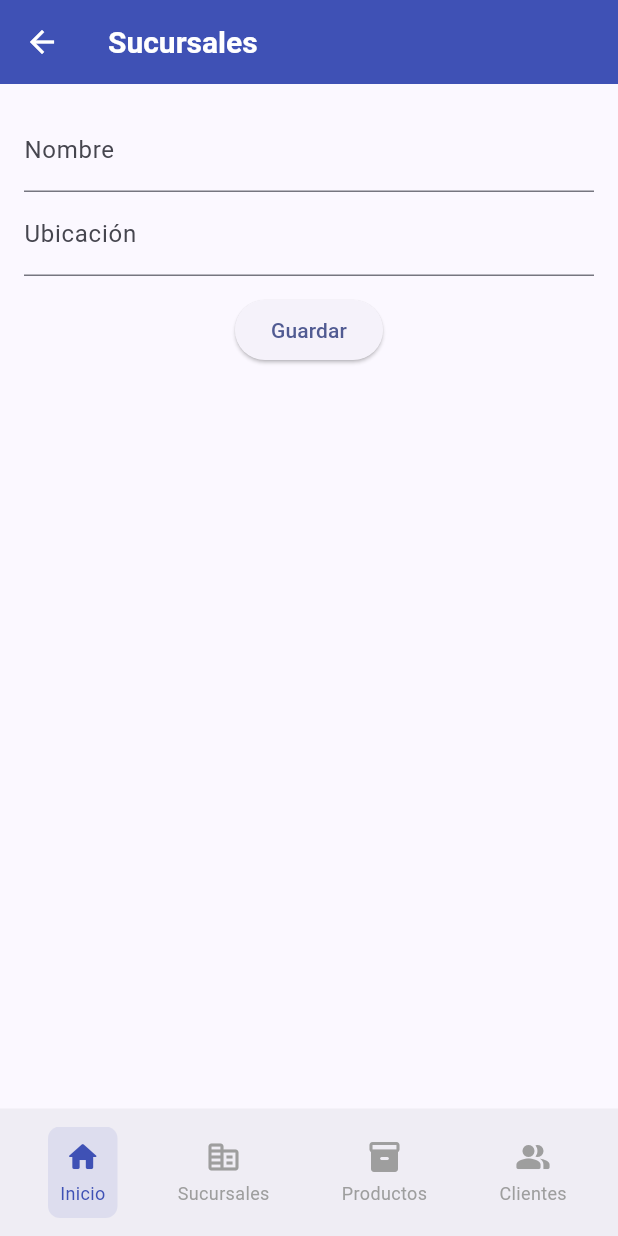
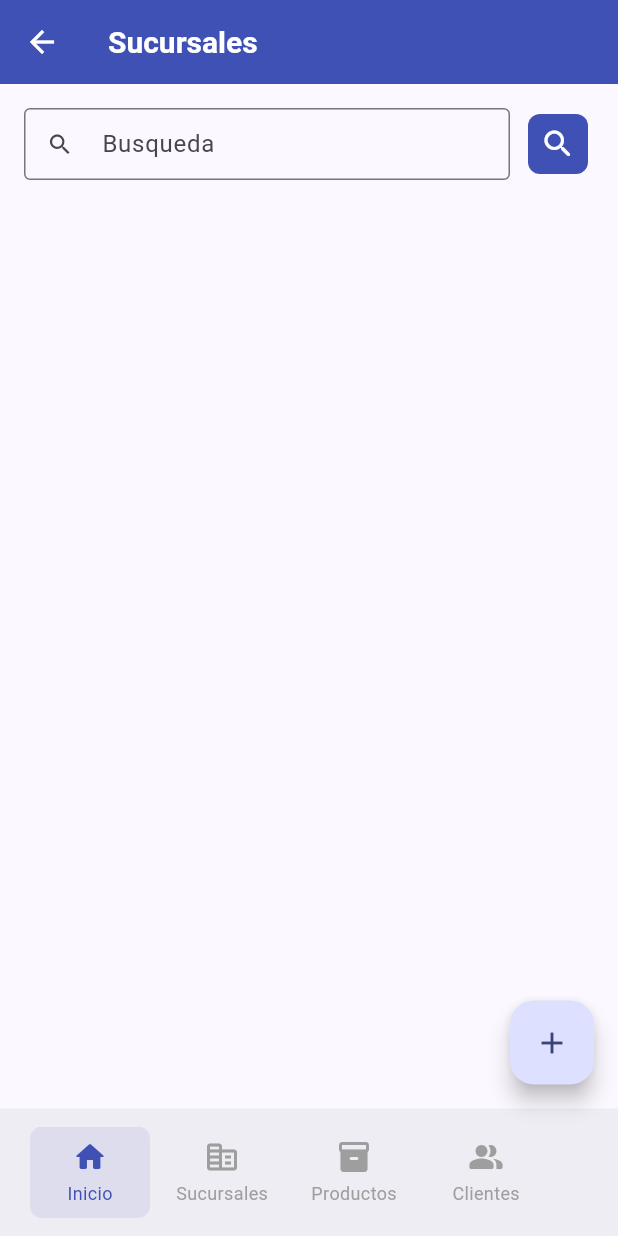
Before and after one commit to TheSunrich/proyecto_final_android, a Flutter app: the SucursalScreen screen opened by its route, after a tap on "Sucursales", on a phone screen of 412 x 824 dp. Run offline on Flutter 3.47's test engine with Material 3 defaults, Android fonts, the phone set to English and light mode, and no system bars; our stand-ins replace sqflite; accounts and stored records are empty.

Commit message:
Cambios en el menu y nuevas pantallas

```diff
--- a/lib/core/database/database_helper.dart
+++ b/lib/core/database/database_helper.dart
@@ -103,7 +103,7 @@ class DatabaseHelper {
     return await db.insert('sucursal', sucursal.toJson());
   }
 
-  Future<List<Sucursal>> obtenerSucursales() async {
+  Future<List<Sucursal>> obtenerSucursales([String? search]) async {
     final db = await database;
     final List<Map<String, dynamic>> maps = await db.query('sucursal');
     return List.generate(maps.length, (i) => Sucursal.fromJson(maps[i]));
--- a/lib/main.dart
+++ b/lib/main.dart
@@ -7,6 +7,7 @@ import 'package:proyecto_final/ui/screens/login_screen.dart';
 import 'package:proyecto_final/ui/screens/menu_principal_screen.dart';
 import 'package:proyecto_final/ui/screens/producto_screen.dart';
 import 'package:proyecto_final/ui/screens/reporte_screen.dart';
+import 'package:proyecto_final/ui/screens/sucursal/sucursal_save_screen.dart';
 import 'package:proyecto_final/ui/screens/sucursal_screen.dart';
 import 'package:proyecto_final/ui/screens/venta_screen.dart';
 
@@ -50,6 +51,7 @@ class _MyAppState extends State<MyApp> {
       initialRoute: '/main',
       routes: {
         '/sucursal': (context) => SucursalScreen(),
+        '/sucursal/save': (context) => SucursalSaveScreen(),
         '/producto': (context) => ProductoScreen(),
         '/cliente': (context) => ClienteScreen(),
         '/venta': (context) => VentaScreen(),
--- a/lib/ui/components/bottom_nav_bar.dart
+++ b/lib/ui/components/navbar/bottom_nav_bar.dart
@@ -75,7 +75,7 @@ class _BottomNavBarState extends State<BottomNavBar> {
           ancestor: context.findRenderObject(),
         );
         _scrollController.animateTo(
-          _scrollController.offset + position.dx - 0.5 * MediaQuery.of(context).size.width + 35,
+          _scrollController.offset + position.dx - 0.5 * MediaQuery.of(context).size.width + 45,
           // 100 es un padding para centrar
           duration: Duration(milliseconds: 300),
           curve: Curves.easeInOut,
--- a/lib/ui/components/navbar/bottom_nav_bar_item.dart
+++ b/lib/ui/components/navbar/bottom_nav_bar_item.dart
@@ -23,7 +23,7 @@ class BottomNavBarItem extends StatelessWidget {
     String currentRoute = ModalRoute.of(context)?.settings.name ?? '/';
 
     return Container(
-      margin: EdgeInsets.symmetric(horizontal: 16),
+      margin: EdgeInsets.symmetric(horizontal: 4),
       child: InkWell(
         borderRadius: BorderRadius.circular(8),
         onTap: () {
@@ -34,6 +34,7 @@ class BottomNavBarItem extends StatelessWidget {
           Navigator.pushReplacementNamed(context, route);
         },
         child: Container(
+          width: 80,
           decoration: BoxDecoration(
             borderRadius: BorderRadius.circular(8),
             color:
--- /dev/null
+++ b/lib/ui/components/sucursal/sucursal_list.dart
@@ -0,0 +1,21 @@
+import 'package:flutter/material.dart';
+import 'package:proyecto_final/ui/components/sucursal/sucursal_list_item.dart';
+
+class SucursalList extends StatelessWidget {
+  final List sucursales;
+
+  const SucursalList({super.key, required this.sucursales});
+
+  @override
+  Widget build(BuildContext context) {
+    return Expanded(
+      child: ListView.builder(
+        itemCount: sucursales.length,
+        itemBuilder: (context, index) {
+          final suc = sucursales[index];
+          return SucursalListItem(sucursal: suc);
+        },
+      ),
+    );
+  }
+}
--- a/lib/ui/screens/cliente_screen.dart
+++ b/lib/ui/screens/cliente_screen.dart
@@ -1,7 +1,7 @@
 import 'package:flutter/material.dart';
 import 'package:proyecto_final/core/database/database_helper.dart';
 import 'package:proyecto_final/data/models/cliente.dart';
-import 'package:proyecto_final/ui/components/bottom_nav_bar.dart';
+import 'package:proyecto_final/ui/components/navbar/bottom_nav_bar.dart';
 
 class ClienteScreen extends StatefulWidget {
   const ClienteScreen({super.key});
--- a/lib/ui/screens/menu_principal_screen.dart
+++ b/lib/ui/screens/menu_principal_screen.dart
@@ -1,6 +1,6 @@
 import 'package:flutter/material.dart';
 import 'package:proyecto_final/data/models/usuario.dart';
-import 'package:proyecto_final/ui/components/bottom_nav_bar.dart';
+import 'package:proyecto_final/ui/components/navbar/bottom_nav_bar.dart';
 import 'package:proyecto_final/ui/screens/cliente_screen.dart';
 import 'package:proyecto_final/ui/screens/producto_screen.dart';
 import 'package:proyecto_final/ui/screens/reporte_screen.dart';
--- a/lib/ui/screens/producto_screen.dart
+++ b/lib/ui/screens/producto_screen.dart
@@ -3,7 +3,7 @@ import 'package:proyecto_final/core/database/database_helper.dart';
 import 'package:proyecto_final/data/models/producto.dart';
 import 'package:proyecto_final/data/models/sucursal.dart';
 
-import '../components/bottom_nav_bar.dart';
+import '../components/navbar/bottom_nav_bar.dart';
 
 class ProductoScreen extends StatefulWidget {
   const ProductoScreen({super.key});
--- a/lib/ui/screens/reporte_screen.dart
+++ b/lib/ui/screens/reporte_screen.dart
@@ -1,7 +1,7 @@
 import 'package:flutter/material.dart';
 import 'package:proyecto_final/core/database/database_helper.dart';
 import 'package:proyecto_final/data/models/sucursal.dart';
-import 'package:proyecto_final/ui/components/bottom_nav_bar.dart';
+import 'package:proyecto_final/ui/components/navbar/bottom_nav_bar.dart';
 
 class ReportesScreen extends StatefulWidget {
   const ReportesScreen({super.key});
--- a/lib/ui/screens/sucursal_screen.dart
+++ b/lib/ui/screens/sucursal_screen.dart
@@ -2,10 +2,10 @@ import 'package:flutter/material.dart';
 import 'package:proyecto_final/core/database/database_helper.dart';
 import 'package:proyecto_final/data/models/sucursal.dart';
 
-import 'package:proyecto_final/ui/components/bottom_nav_bar.dart';
+import 'package:proyecto_final/ui/components/navbar/bottom_nav_bar.dart';
+import 'package:proyecto_final/ui/components/sucursal/sucursal_list.dart';
 
 class SucursalScreen extends StatefulWidget {
-
   const SucursalScreen({super.key});
 
   @override
@@ -13,10 +13,10 @@ class SucursalScreen extends StatefulWidget {
 }
 
 class _SucursalScreenState extends State<SucursalScreen> {
+  final _searchController = TextEditingController();
   final _nombreController = TextEditingController();
   final _ubicacionController = TextEditingController();
   List<Sucursal> _sucursales = [];
-
 
   @override
   void initState() {
@@ -33,10 +33,7 @@ class _SucursalScreenState extends State<SucursalScreen> {
 
   Future<void> _guardarSucursal() async {
     if (_nombreController.text.isEmpty) return;
-    final sucursal = Sucursal(
-      nombre: _nombreController.text,
-      ubicacion: _ubicacionController.text,
-    );
+    final sucursal = Sucursal(nombre: _nombreController.text, ubicacion: _ubicacionController.text);
     await DatabaseHelper().insertarSucursal(sucursal);
     _nombreController.clear();
     _ubicacionController.clear();
@@ -51,36 +48,49 @@ class _SucursalScreenState extends State<SucursalScreen> {
         padding: const EdgeInsets.all(16.0),
         child: Column(
           children: [
-            TextField(
-              controller: _nombreController,
-              decoration: const InputDecoration(labelText: 'Nombre'),
-            ),
-            TextField(
-              controller: _ubicacionController,
-              decoration: const InputDecoration(labelText: 'Ubicación'),
+            Row(
+              children: [
+                Expanded(
+                  child: TextField(
+                    controller: _nombreController,
+                    decoration: const InputDecoration(
+                      isDense: true,
+                      labelText: 'Busqueda',
+                      prefixIcon: Icon(Icons.search),
+                      border: OutlineInputBorder(),
+                      hintText: 'Buscar sucursal',
+                      hintStyle: TextStyle(color: Colors.grey),
+                    ),
+                  ),
+                ),
+                const SizedBox(width: 8),
+                IconButton(
+                    onPressed: (){},
+                    icon: Icon(Icons.search_rounded),
+                  style: IconButton.styleFrom(
+                    backgroundColor: Colors.indigo,
+                    foregroundColor: Colors.white,
+                    shape: RoundedRectangleBorder(
+                      borderRadius: BorderRadius.circular(8),
+                    ),
+                  ),
+                ),
+              ],
             ),
             const SizedBox(height: 12),
-            ElevatedButton(
-              onPressed: _guardarSucursal,
-              child: const Text('Guardar'),
-            ),
+            //ElevatedButton(onPressed: _guardarSucursal, child: const Text('Guardar')),
             const SizedBox(height: 24),
-            Expanded(
-              child: ListView.builder(
-                itemCount: _sucursales.length,
-                itemBuilder: (context, index) {
-                  final suc = _sucursales[index];
-                  return ListTile(
-                    title: Text(suc.nombre ?? 'Sin nombre'),
-                    subtitle: Text(suc.ubicacion ?? 'Sin ubicación'),
-                  );
-                },
-              ),
-            ),
+            SucursalList(sucursales: _sucursales),
           ],
         ),
       ),
       bottomNavigationBar: BottomNavBar(),
+      floatingActionButton: FloatingActionButton(
+        onPressed: () {
+          Navigator.pushNamed(context, '/sucursal/save');
+        },
+        child: const Icon(Icons.add),
+      ),
     );
   }
 }
--- a/lib/ui/screens/venta_screen.dart
+++ b/lib/ui/screens/venta_screen.dart
@@ -7,7 +7,7 @@ import 'package:proyecto_final/data/models/cliente.dart';
 import 'package:proyecto_final/data/models/producto.dart';
 import 'package:proyecto_final/data/models/venta.dart';
 import 'package:proyecto_final/data/models/detalle_venta.dart';
-import 'package:proyecto_final/ui/components/bottom_nav_bar.dart';
+import 'package:proyecto_final/ui/components/navbar/bottom_nav_bar.dart';
 
 
 class VentaScreen extends StatefulWidget {
```
Also changed, not shown: lib/ui/components/sucursal/sucursal_list_item.dart (added, +30 -0 lines), lib/ui/screens/sucursal/sucursal_save_screen.dart (added, +39 -0 lines).
